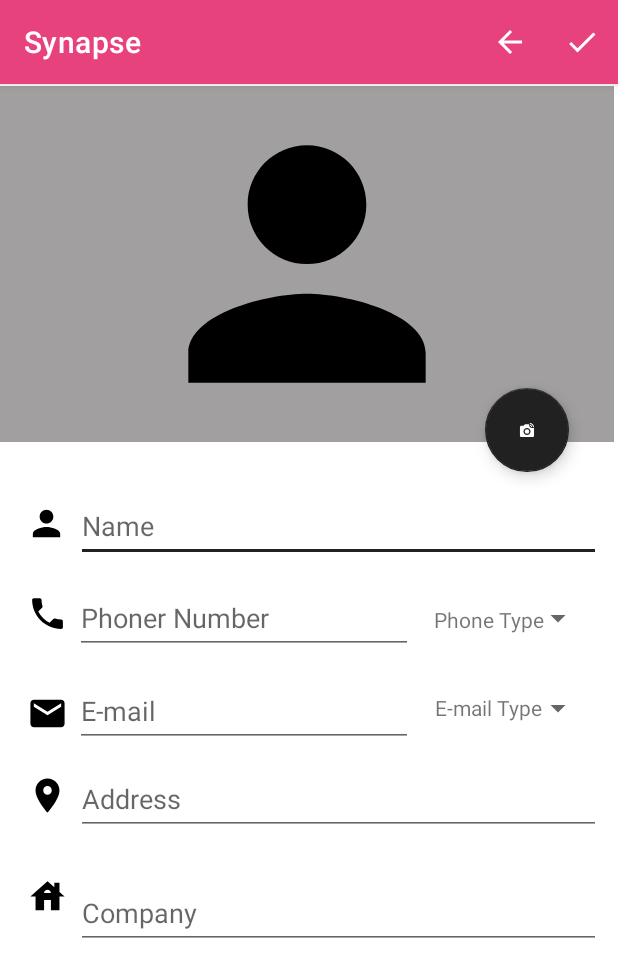
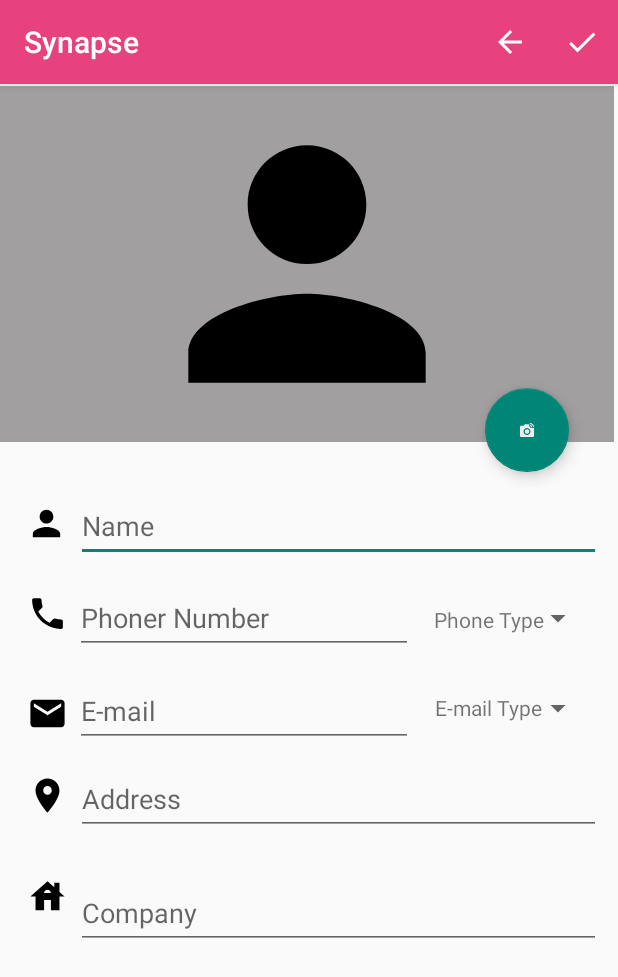
Before and after one commit to cHaC0ne/synapse, an Android app: the screen it shows after launch (SecondActivity), after a tap on "REGISTER", on a phone screen of 412 x 824 dp. Shown: the top 977 px of the screen. Run offline under Robolectric (Android 15) with nearby library versions, the phone set to English and light mode, and no system bars.

Commit message:
Falta color de icono camara y color boton registerFacebook

```diff
--- a/app/src/main/res/layout/activity_main.xml
+++ b/app/src/main/res/layout/activity_main.xml
@@ -117,6 +117,7 @@
         android:layout_height="wrap_content"
         android:background="@drawable/boton_registerfacebook"
         android:text="REGISTER WITH FACEBOOK"
+        android:backgroundTint="#1E88E5"
         android:gravity="center"
         android:textColor="@color/white"
         app:layout_constraintBottom_toBottomOf="parent"
--- a/app/src/main/res/values/themes.xml
+++ b/app/src/main/res/values/themes.xml
@@ -16,7 +16,7 @@
     </style>
 
 
-    <style name="Theme.SynapseMod" parent="Theme.MaterialComponents.DayNight.DarkActionBar">
+    <style name="Theme.SynapseMod" parent="Theme.AppCompat.DayNight.DarkActionBar">
         <!-- Primary brand color. -->
         <item name="colorPrimary">#E8427E</item>
         <item name="colorPrimaryVariant">@color/primaryTextColor</item>
```
